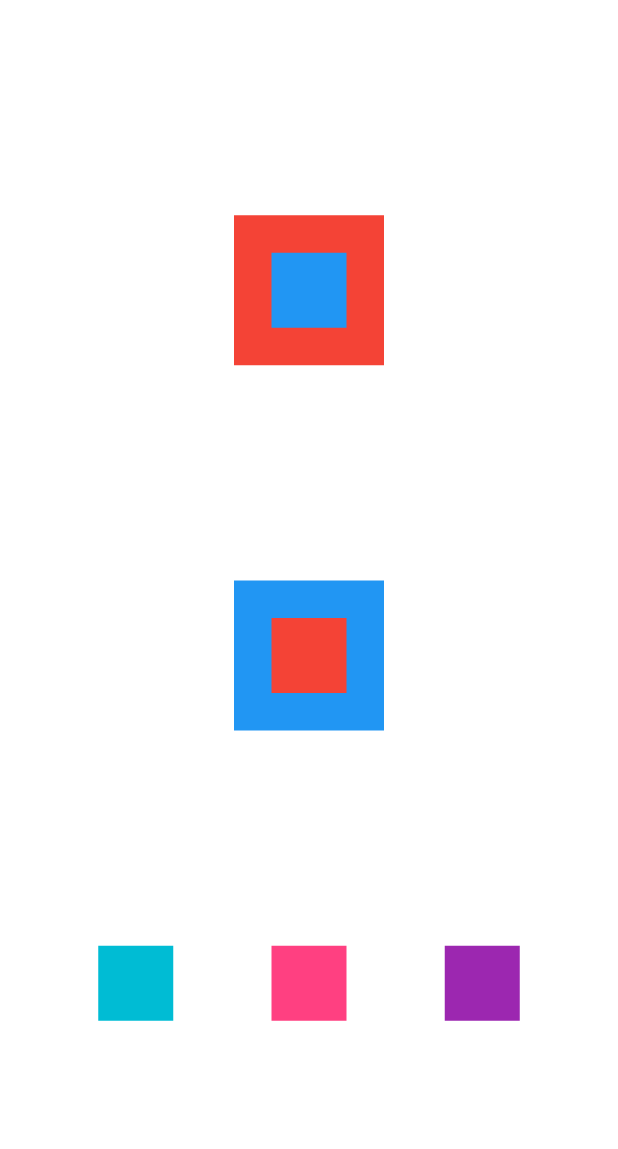
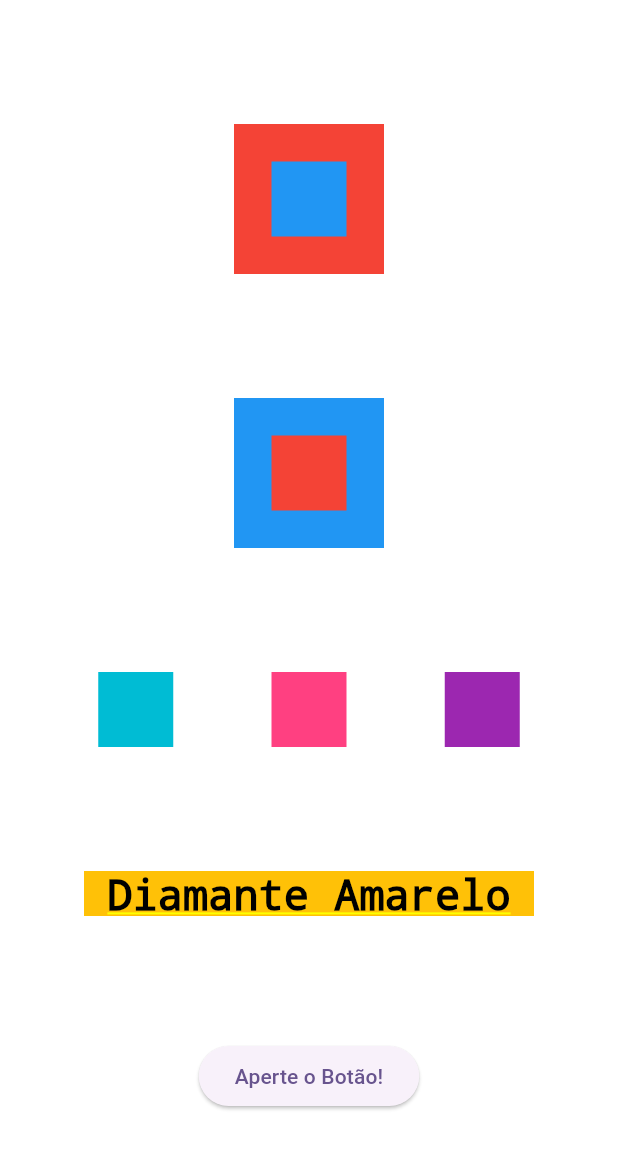
Before and after one commit to matheusvieira300/inicio_flutter, a Flutter app: the screen it shows after launch, on a phone screen of 412 x 824 dp. Shown: the top 1149 px of the screen. Run offline on Flutter 3.47's test engine with Material 3 defaults, Android fonts, the phone set to English and light mode, and no system bars.

Commit message:
Container Pai, Alinhamento, Text e Botão

```diff
--- a/lib/main.dart
+++ b/lib/main.dart
@@ -18,35 +18,89 @@
           colorScheme: ColorScheme.fromSeed(seedColor: Colors.deepPurple),
           useMaterial3: true,
         ),
-      home: Column(
-        mainAxisAlignment: MainAxisAlignment.spaceEvenly, //espaço equilibrado
+        home: Container(
+          //Container sendo um objeto pai para poder mudar a cor de tudo
+          color: Colors.white,
+          child: Column(
+            mainAxisAlignment:
+                MainAxisAlignment.spaceEvenly, //espaço equilibrado
             crossAxisAlignment: CrossAxisAlignment.center,
             children: [
               Stack(
                 alignment: AlignmentDirectional.center,
                 children: [
-              Container(color: Colors.red, width: 100, height: 100,),//altura e largura
-              Container(color: Colors.blue, width: 50, height: 50,),
+                  Container(
+                    color: Colors.red,
+                    width: 100,
+                    height: 100,
+                  ), //altura e largura
+                  Container(
+                    color: Colors.blue,
+                    width: 50,
+                    height: 50,
+                  ),
                 ],
               ),
               Stack(
                 alignment: AlignmentDirectional.center,
                 children: [
-              Container(color: Colors.blue, width: 100, height: 100,),//altura e largura
-              Container(color: Colors.red, width: 50, height: 50,),
+                  Container(
+                    color: Colors.blue,
+                    width: 100,
+                    height: 100,
+                  ), //altura e largura
+                  Container(
+                    color: Colors.red,
+                    width: 50,
+                    height: 50,
+                  ),
                 ],
               ),
-          Row( //linha deixando um do lado do outro espaçado igualmente
+              Row(
+                //linha deixando um do lado do outro espaçado igualmente
                 mainAxisAlignment: MainAxisAlignment.spaceEvenly,
                 crossAxisAlignment: CrossAxisAlignment.center,
                 children: [
-              Container(color: Colors.cyan, height: 50, width: 50,),
-              Container(color: Colors.pinkAccent, height: 50, width: 50,),
-              Container(color: Colors.purple, height: 50, width: 50,),
+                  Container(
+                    color: Colors.cyan,
+                    height: 50,
+                    width: 50,
+                  ),
+                  Container(
+                    color: Colors.pinkAccent,
+                    height: 50,
+                    width: 50,
+                  ),
+                  Container(
+                    color: Colors.purple,
+                    height: 50,
+                    width: 50,
+                  ),
                 ],
-          )
+              ),
+              Container(
+                color: Colors.amber,
+                height: 30,
+                width: 300,
+                child: Text(
+                  'Diamante Amarelo',
+                  style: TextStyle(
+                    //estilo do texto
+                    color: Colors.black,
+                    fontSize: 28, //tamanho
+                  ),
+                  textAlign: TextAlign.center, //para deixar o texto no centro
+                ),
+              ), //child para escrever dentro de um container
+              ElevatedButton(
+                onPressed: () {
+                  print('Você apertou o Botão');
+                },
+                child: Text('Aperte o Botão!'),
+              ), // botão, mais função anonima
             ],
-      ), //local principal aonde estará o nosso widget/objeto, pilha
+          ),
+        ) //local principal aonde estará o nosso widget/objeto, pilha
         );
   }
 }
```
Lines whose indentation alone changed are shown as unchanged.
